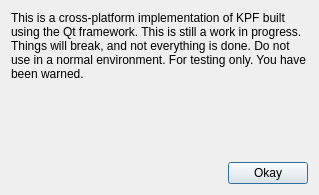
Old version of the form src/aboutdialog.ui in the repository WessellUrdata/kpf-qt.
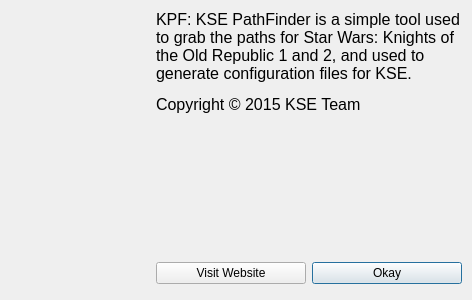
New version of the form. Icons and pictures are not drawn.

Commit message: Windows is done!

```diff
--- a/src/aboutdialog.ui
+++ b/src/aboutdialog.ui
@@ -6,64 +6,132 @@
    <rect>
     <x>0</x>
     <y>0</y>
-    <width>319</width>
-    <height>195</height>
+    <width>472</width>
+    <height>300</height>
    </rect>
   </property>
+  <property name="minimumSize">
+   <size>
+    <width>472</width>
+    <height>300</height>
+   </size>
+  </property>
+  <property name="maximumSize">
+   <size>
+    <width>472</width>
+    <height>300</height>
+   </size>
+  </property>
   <property name="windowTitle">
    <string>About KPF Qt</string>
   </property>
   <property name="modal">
    <bool>true</bool>
   </property>
-  <layout class="QVBoxLayout" name="verticalLayout_2">
+  <layout class="QHBoxLayout" name="horizontalLayout">
+   <property name="spacing">
+    <number>0</number>
+   </property>
+   <property name="leftMargin">
+    <number>0</number>
+   </property>
+   <property name="topMargin">
+    <number>0</number>
+   </property>
+   <property name="rightMargin">
+    <number>10</number>
+   </property>
+   <property name="bottomMargin">
+    <number>0</number>
+   </property>
    <item>
-    <layout class="QVBoxLayout" name="verticalLayout">
-     <item>
-      <widget class="QLabel" name="label">
+    <layout class="QGridLayout" name="gridLayout">
+     <property name="spacing">
+      <number>6</number>
+     </property>
+     <item row="1" column="0" rowspan="3">
+      <widget class="QWidget" name="widget" native="true">
+       <property name="styleSheet">
+        <string notr="true">background: url(:/images/res/images/boba_about.png);
+background-repeat: no-repeat;
+background-position: 5px 5px;</string>
+       </property>
+      </widget>
+     </item>
+     <item row="2" column="3">
+      <widget class="QPushButton" name="bClose">
        <property name="text">
-        <string>This is a cross-platform implementation of KPF built using the Qt framework. This is still a work in progress. Things will break, and not everything is done. Do not use in a normal environment. For testing only. You have been warned.</string>
+        <string>Okay</string>
        </property>
-       <property name="wordWrap">
-        <bool>true</bool>
+      </widget>
+     </item>
+     <item row="2" column="2">
+      <widget class="QPushButton" name="bWebsite">
+       <property name="text">
+        <string>Visit Website</string>
        </property>
       </widget>
      </item>
-     <item>
+     <item row="3" column="2">
       <spacer name="verticalSpacer">
        <property name="orientation">
         <enum>Qt::Vertical</enum>
        </property>
+       <property name="sizeType">
+        <enum>QSizePolicy::Fixed</enum>
+       </property>
        <property name="sizeHint" stdset="0">
         <size>
-         <width>20</width>
-         <height>40</height>
+         <width>10</width>
+         <height>10</height>
         </size>
        </property>
       </spacer>
      </item>
-     <item>
-      <layout class="QHBoxLayout" name="horizontalLayout">
+     <item row="1" column="2" colspan="2">
+      <layout class="QVBoxLayout" name="verticalLayout">
        <item>
-        <spacer name="horizontalSpacer">
+        <spacer name="verticalSpacer_3">
          <property name="orientation">
-          <enum>Qt::Horizontal</enum>
+          <enum>Qt::Vertical</enum>
+         </property>
+         <property name="sizeType">
+          <enum>QSizePolicy::Fixed</enum>
          </property>
          <property name="sizeHint" stdset="0">
           <size>
-           <width>40</width>
-           <height>20</height>
+           <width>20</width>
+           <height>10</height>
           </size>
          </property>
         </spacer>
        </item>
        <item>
-        <widget class="QPushButton" name="bClose">
+        <widget class="QLabel" name="label">
+         <property name="styleSheet">
+          <string notr="true">font-size: 16px;</string>
+         </property>
          <property name="text">
-          <string>Okay</string>
+          <string>&lt;html&gt;&lt;head/&gt;&lt;body&gt;&lt;p&gt;KPF: KSE PathFinder is a simple tool used to grab the paths for Star Wars: Knights of the Old Republic 1 and 2, and used to generate configuration files for KSE.&lt;/p&gt;&lt;p&gt;Copyright © 2015 KSE Team&lt;/p&gt;&lt;/body&gt;&lt;/html&gt;</string>
+         </property>
+         <property name="wordWrap">
+          <bool>true</bool>
          </property>
         </widget>
        </item>
+       <item>
+        <spacer name="verticalSpacer_2">
+         <property name="orientation">
+          <enum>Qt::Vertical</enum>
+         </property>
+         <property name="sizeHint" stdset="0">
+          <size>
+           <width>20</width>
+           <height>40</height>
+          </size>
+         </property>
+        </spacer>
+       </item>
       </layout>
      </item>
     </layout>
```
The commit also changes 11 other files.
